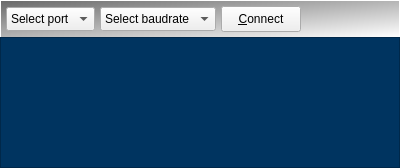
Old version of the form src/ui/consoletab.ui in the repository solaristhesun/superterm.
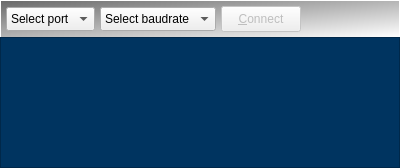
New version of the form. Custom widgets are drawn as their Qt base class.

Commit message: enable connect button only if port and baudrate was selected

What changed in the file:
```diff
--- a/src/ui/consoletab.ui
+++ b/src/ui/consoletab.ui
@@ -104,9 +104,15 @@
       </item>
       <item>
        <widget class="QPushButton" name="btnConnect">
+        <property name="enabled">
+         <bool>false</bool>
+        </property>
         <property name="text">
          <string>&amp;Connect</string>
         </property>
+        <property name="default">
+         <bool>true</bool>
+        </property>
        </widget>
       </item>
       <item>
```
Left out of the diff: 33 changed lines with no effect on the pictures. The commit also changes 2 other files.
